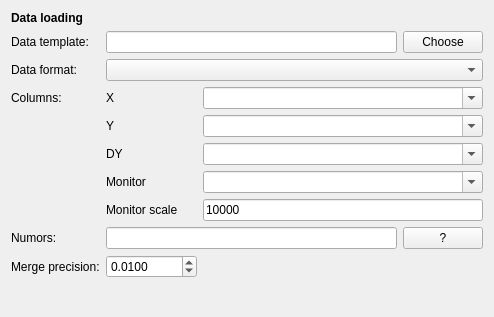
Old version of the form ufit/gui/dataloader.ui in the repository McStasMcXtrace/ufit.
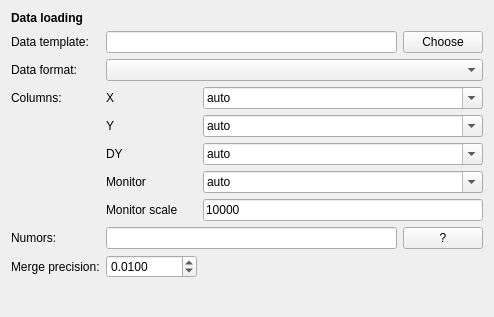
New version of the form. Icons and pictures are not drawn.

Commit message: loader: fix loading on manual input in "template" field

The edit to the form file:
```diff
--- a/ufit/gui/dataloader.ui
+++ b/ufit/gui/dataloader.ui
@@ -48,6 +48,11 @@
        <property name="editable">
         <bool>true</bool>
        </property>
+       <item>
+        <property name="text">
+         <string>auto</string>
+        </property>
+       </item>
       </widget>
      </item>
      <item row="3" column="0">
@@ -140,6 +145,11 @@
        <property name="editable">
         <bool>true</bool>
        </property>
+       <item>
+        <property name="text">
+         <string>auto</string>
+        </property>
+       </item>
       </widget>
      </item>
      <item row="2" column="3">
@@ -165,6 +175,11 @@
        <property name="editable">
         <bool>true</bool>
        </property>
+       <item>
+        <property name="text">
+         <string>auto</string>
+        </property>
+       </item>
       </widget>
      </item>
      <item row="2" column="1" colspan="2">
@@ -234,6 +249,11 @@
        <property name="editable">
         <bool>true</bool>
        </property>
+       <item>
+        <property name="text">
+         <string>auto</string>
+        </property>
+       </item>
       </widget>
      </item>
      <item row="9" column="1" colspan="3">
```
The commit also changes 1 other file.
